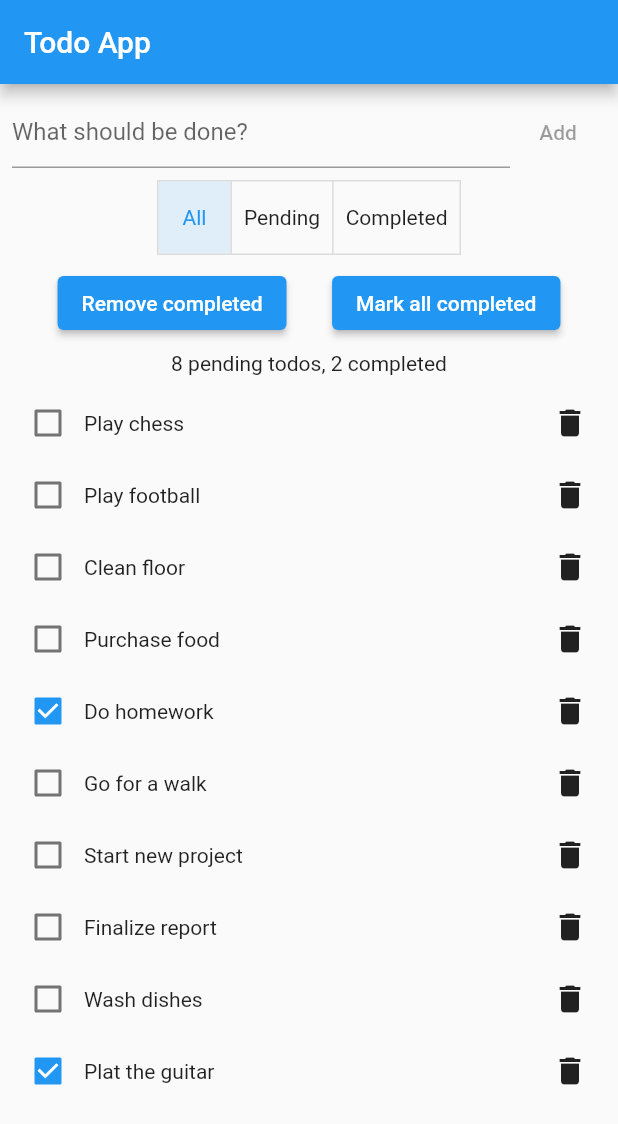
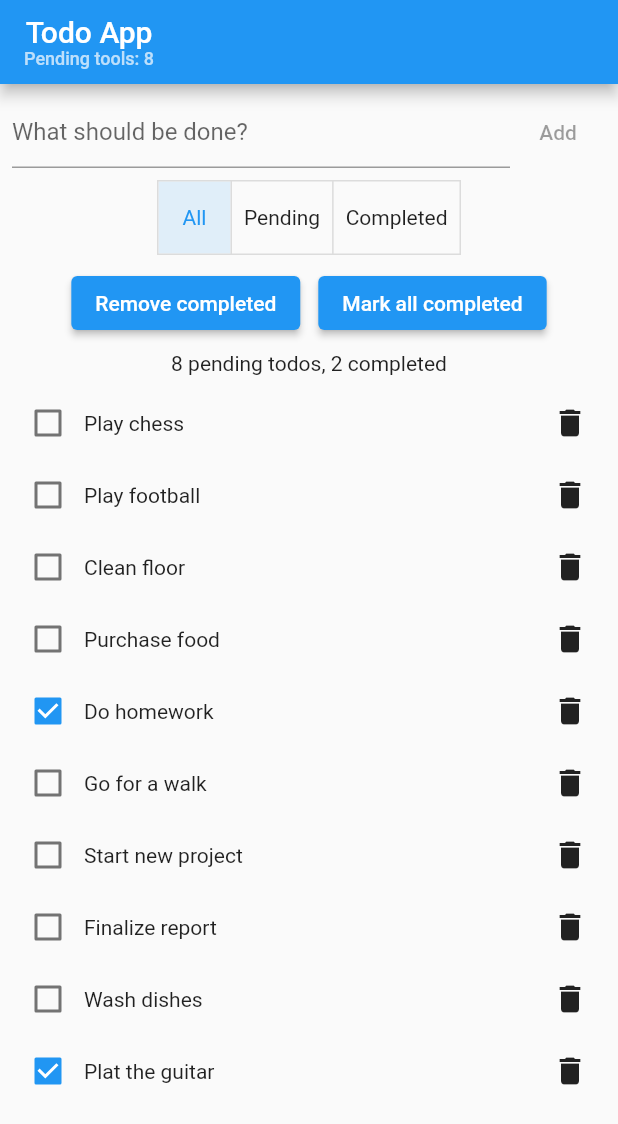
Before and after one commit to bronjham-code/simple_state, a Flutter app: the screen it shows after launch, on a phone screen of 412 x 824 dp. Shown: the top 1124 px of the screen. Run offline on Flutter 3.47's test engine with Material 2 defaults, Android fonts, the phone set to English and light mode, and no system bars.

Commit message:
small ref

```diff
--- a/example/todo_app/lib/main.dart
+++ b/example/todo_app/lib/main.dart
@@ -6,7 +6,7 @@ import 'package:simple_state_todo/model/todo_list.dart';
 void main() => runApp(const MyApp());
 
 class MyApp extends StatelessWidget {
-  const MyApp({Key? key}) : super(key: key);
+  const MyApp({super.key});
 
   @override
   Widget build(BuildContext context) {
@@ -18,9 +18,12 @@ class MyApp extends StatelessWidget {
 }
 
 class MyHomePage extends StatefulWidget {
+  const MyHomePage({
+    super.key,
+    required this.title,
+  });
+
   final String title;
-
-  const MyHomePage({Key? key, required this.title}) : super(key: key);
 
   @override
   State<MyHomePage> createState() => _MyHomePageState();
@@ -28,6 +31,7 @@ class MyHomePage extends StatefulWidget {
 
 class _MyHomePageState extends State<MyHomePage> {
   final _todoList = TodoList();
+
   final _controller = TextEditingController();
 
   @override
@@ -43,13 +47,16 @@ class _MyHomePageState extends State<MyHomePage> {
   }
 
   void _onControllerChanged() => _todoList.setTitle(_controller.text);
+
   void _onDeletePressed(Todo todo) => _todoList.delete(todo);
+
   void _toggleCompleted(Todo todo) => _todoList.toggleCompleted(todo);
+
   void _onRemoveCompletedPressed() => _todoList.removeCompleted();
+
   void _onMarkAllCompletedPressed() => _todoList.markAllCompleted();
 
-  Widget _buildTodoItem(Todo todo) {
-    return Row(
+  Widget _buildTodoItem(Todo todo) => Row(
         children: [
           Checkbox(
             value: todo.completed,
@@ -62,28 +69,26 @@ class _MyHomePageState extends State<MyHomePage> {
           ),
         ],
       );
-  }
 
-  Widget _buildFilter(String name) {
-    return Padding(
+  Widget _buildFilter(String name) => Padding(
         padding: const EdgeInsets.all(8.0),
         child: Text(name),
       );
-  }
 
-  Widget _buildActionButton({required String title, VoidCallback? onPressed}) {
-    return ElevatedButton(
+  Widget _buildActionButton({
+    required String title,
+    VoidCallback? onPressed,
+  }) =>
+      ElevatedButton(
         onPressed: onPressed,
         child: Text(title),
       );
-  }
 
-  Widget _buildActionBar() {
-    return Observer(
+  Widget _buildActionBar() => Observer(
         listenables: [_todoList.items],
-      builder: (_) {
-        return Row(
-          mainAxisAlignment: MainAxisAlignment.spaceEvenly,
+        builder: (_) => Wrap(
+          alignment: WrapAlignment.center,
+          spacing: 12,
           children: [
             _buildActionButton(
                 title: 'Remove completed',
@@ -91,17 +96,14 @@ class _MyHomePageState extends State<MyHomePage> {
                     _todoList.hasCompleted ? _onRemoveCompletedPressed : null),
             _buildActionButton(
               title: 'Mark all completed',
-                onPressed: _todoList.hasNotCompleted
-                    ? _onMarkAllCompletedPressed
-                    : null),
+              onPressed:
+                  _todoList.hasNotCompleted ? _onMarkAllCompletedPressed : null,
+            ),
           ],
+        ),
       );
-      },
-    );
-  }
 
-  Widget _buildInfoText() {
-    return Observer(
+  Widget _buildInfoText() => Observer(
         listenables: [_todoList.items],
         builder: (_) {
           final String text;
@@ -121,17 +123,16 @@ class _MyHomePageState extends State<MyHomePage> {
           );
         },
       );
+
+  List<bool> _isFilterSelected() {
+    final isSelected = _todoList.filters
+        .map((f) => _todoList.selectedFilter.value == f)
+        .toList();
+
+    return isSelected;
   }
 
-  List<bool> _isFilterSelected() {
-    final r = _todoList.filters
-        .map((f) => _todoList.selectedFilter.value == f)
-        .toList();
-    return r;
-  }
-
-  Widget _buildFilterBar() {
-    return Padding(
+  Widget _buildFilterBar() => Padding(
         padding: const EdgeInsets.symmetric(vertical: 8.0),
         child: Center(
           child: Observer(
@@ -145,13 +146,15 @@ class _MyHomePageState extends State<MyHomePage> {
           ),
         ),
       );
-  }
 
-  Widget _buildTodoList() {
-    return Observer(
-      listenables: [_todoList.selectedFilter, _todoList.items],
+  Widget _buildTodoList() => Observer(
+        listenables: [
+          _todoList.selectedFilter,
+          _todoList.items,
+        ],
         builder: (_) {
           final filteredItems = _todoList.selectedFilter.value.filteredItems;
+
           return ListView.builder(
             shrinkWrap: true,
             itemCount: filteredItems.length,
@@ -159,32 +162,49 @@ class _MyHomePageState extends State<MyHomePage> {
           );
         },
       );
-  }
 
-  Widget _buildAddTodoForm() {
-    return Row(
+  Widget _buildAddTodoForm() => Row(
         children: [
           Expanded(
             child: TextFormField(
               controller: _controller,
-            decoration: const InputDecoration(hintText: 'What should be done?'),
+              decoration:
+                  const InputDecoration(hintText: 'What should be done?'),
             ),
           ),
           Observer(
             listenables: [_todoList.title],
             builder: (_) => TextButton(
-            onPressed: _todoList.title.value.isNotEmpty ? _onAddPressed : null,
+              onPressed:
+                  _todoList.title.value.isNotEmpty ? _onAddPressed : null,
               child: const Text('Add'),
             ),
           ),
         ],
       );
-  }
+
+  Widget _buildBarTitle(int selectedLength) => Column(
+        children: [
+          Text(widget.title),
+          Opacity(
+            opacity: 0.7,
+            child: Text(
+              'Pending tools: $selectedLength',
+              style: const TextStyle(fontSize: 12),
+            ),
+          ),
+        ],
+      );
 
   @override
   Widget build(BuildContext context) {
     return Scaffold(
-      appBar: AppBar(title: Text(widget.title)),
+      appBar: ObserverPreferredSize(
+        listenables: [_todoList.pending.filteredItems],
+        builder: (_) => AppBar(
+          title: _buildBarTitle(_todoList.pending.filteredItems.length),
+        ),
+      ),
       body: Padding(
         padding: const EdgeInsets.all(8.0),
         child: Column(
@@ -205,8 +225,8 @@ class _MyHomePageState extends State<MyHomePage> {
   void dispose() {
     super.dispose();
 
+    _todoList.dispose();
+    _controller.dispose();
     _controller.removeListener(_onControllerChanged);
-    _controller.dispose();
-    _todoList.dispose();
   }
 }
--- a/example/todo_app/lib/model/filter.dart
+++ b/example/todo_app/lib/model/filter.dart
@@ -3,9 +3,13 @@ import 'package:simple_state_todo/model/filter_type.dart';
 
 class Filter<T> {
   late final String name;
+
   final FilterType type;
+
   final ObservableList<T> _items;
+
   final bool Function(T)? _filter;
+
   late final ObservableList<T> filteredItems;
 
   Filter(this.type, this._items, this._filter) {
--- a/example/todo_app/lib/model/todo.dart
+++ b/example/todo_app/lib/model/todo.dart
@@ -3,6 +3,7 @@ import 'package:flutter/material.dart';
 @immutable
 class Todo {
   final String text;
+
   final bool completed;
 
   const Todo(this.text, this.completed);
@@ -11,8 +12,10 @@ class Todo {
       Todo(text ?? this.text, completed ?? this.completed);
 
   Todo markCompleted() => copyWith(completed: true);
+
   Todo toggleCompleted() => copyWith(completed: !completed);
 
   static bool isPending(Todo todo) => !todo.completed;
+
   static bool isCompleted(Todo todo) => todo.completed;
 }
--- a/example/todo_app/lib/model/todo_list.dart
+++ b/example/todo_app/lib/model/todo_list.dart
@@ -19,9 +19,13 @@ class TodoList {
   ]);
 
   late final Filter<Todo> all;
+
   late final Filter<Todo> pending;
+
   late final Filter<Todo> completed;
+
   late final List<Filter<Todo>> filters;
+
   late final Observable<Filter<Todo>> selectedFilter;
 
   TodoList() {
--- a/example/todo_app/pubspec.yaml
+++ b/example/todo_app/pubspec.yaml
@@ -34,7 +34,8 @@ dependencies:
   # The following adds the Cupertino Icons font to your application.
   # Use with the CupertinoIcons class for iOS style icons.
   cupertino_icons: ^1.0.2
-  simple_state: ^1.1.1
+  simple_state:
+    path: ../../../simple_state
 
 dev_dependencies:
   flutter_test:
--- a/lib/src/observable/observable_list.dart
+++ b/lib/src/observable/observable_list.dart
@@ -28,7 +28,8 @@ class ObservableList<T> extends ChangeNotifier with ListMixin<T> {
   }
 
   @override
-  ObservableList<T> operator +(List<T> other) => ObservableList<T>(_value + other);
+  ObservableList<T> operator +(List<T> other) =>
+      ObservableList<T>(_value + other);
 
   @override
   void clear() {
--- a/lib/src/observer_preferred_size.dart
+++ b/lib/src/observer_preferred_size.dart
@@ -26,4 +26,5 @@ class ObserverPreferredSize extends PreferredSize {
 ///
 /// It is also worth paying attention to the fact that the first call to the builder function
 /// will return a null context, this is necessary to get the sizes.
-typedef PreferredSizeWidgetBuilder = PreferredSizeWidget Function(BuildContext? context);
+typedef PreferredSizeWidgetBuilder = PreferredSizeWidget Function(
+    BuildContext? context);
```
Also changed, not shown: example/todo_app/lib/model/filter_type.dart (line endings or trailing spaces), example/todo_app/pubspec.lock, 1 other file. Lines whose indentation alone changed are shown as unchanged.
